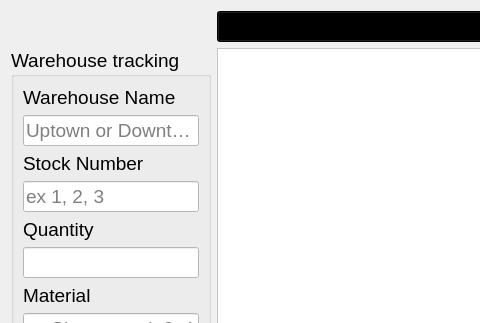
First picture: the form in Login/warehouse.ui, repository erynjohn/Employee-Database, before the edit; both pictures show x 0 to 480 and y 0 to 323 of the 848 by 507 pixel window.
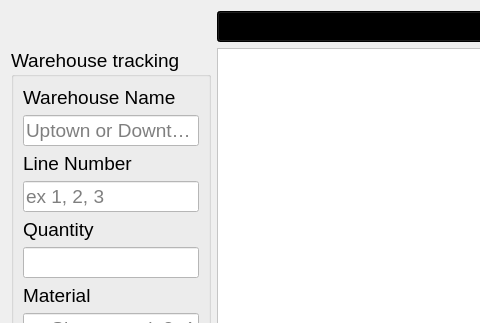
Second picture: the form after the edit.

Patch:
```diff
--- a/Login/warehouse.ui
+++ b/Login/warehouse.ui
@@ -1498,7 +1498,7 @@
          </font>
         </property>
         <property name="text">
-         <string>Stock Number</string>
+         <string>Line Number</string>
         </property>
         <property name="buddy">
          <cstring>lineEdit_stockNum</cstring>
```
Left out of the diff: 4 changed lines with no effect on the pictures.
